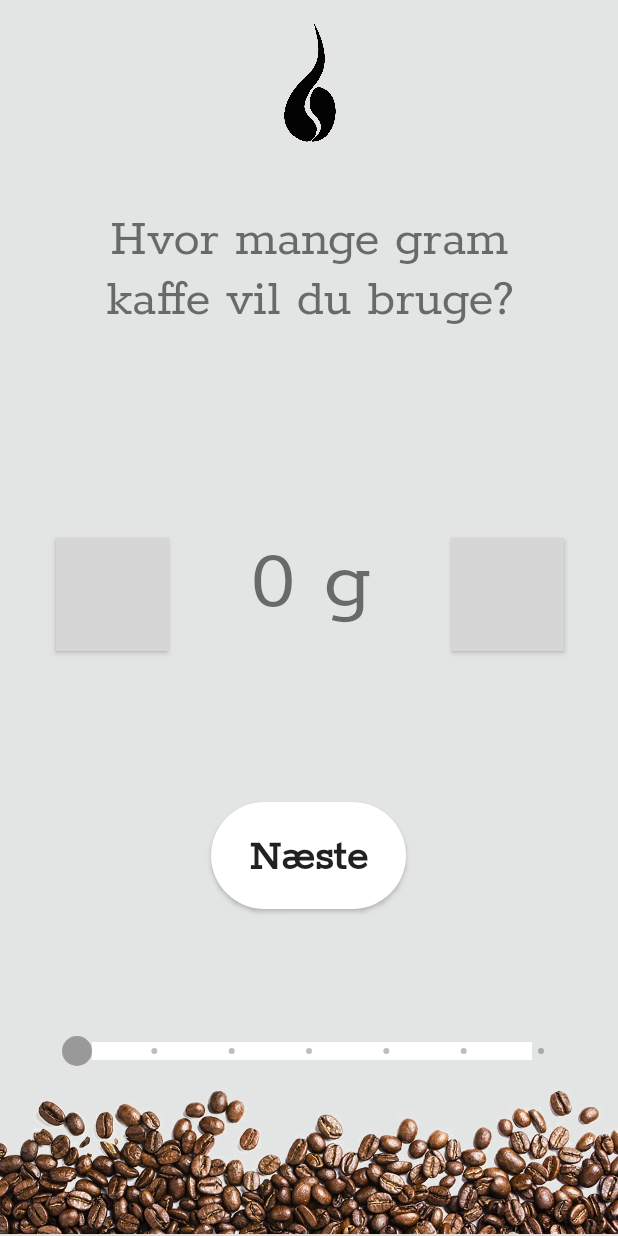
After one commit to kajgaard/BrogApp, an Android app: the EnterGramsActivity screen opened directly, with no data from a screen before it, on a phone screen of 412 x 824 dp. The commit adds this screen. Run offline under Robolectric (Android 15) with nearby library versions, the phone set to English and light mode, and no system bars; 1 statement that could not run was skipped; grey boxes are pictures that could not be loaded.

Commit message:
New brew: Enter grams of coffee activity Arrows working

```diff
--- /dev/null
+++ b/app/src/main/java/com/example/brogapp/EnterGramsActivity.java
@@ -0,0 +1,62 @@
+package com.example.brogapp;
+
+import androidx.appcompat.app.AppCompatActivity;
+
+import android.os.Bundle;
+import android.view.MotionEvent;
+import android.view.View;
+import android.widget.SeekBar;
+import android.widget.TextView;
+import android.widget.Toast;
+
+import java.util.ArrayList;
+
+public class EnterGramsActivity extends AppCompatActivity {
+
+    ArrayList<String> brewValues;
+    SeekBar seekBar;
+    int gramsInteger;
+
+    TextView gramsTextView;
+
+    public void testButtonPushed(View view) {
+        brewValues.set(0,Integer.toString(gramsInteger));
+        Toast.makeText(this, brewValues.toString(), Toast.LENGTH_SHORT).show();
+    }
+
+    public void upButtonpush(View view){
+        if(gramsInteger<60) {
+            gramsInteger++;
+            gramsTextView.setText(gramsInteger + " g");
+        }
+    }
+
+    public void downButtonpush(View view){
+        if(gramsInteger>10) {
+            gramsInteger--;
+            gramsTextView.setText(gramsInteger + " g");
+        }
+    }
+
+    @Override
+    protected void onCreate(Bundle savedInstanceState) {
+        super.onCreate(savedInstanceState);
+        setContentView(R.layout.activity_enter_grams);
+
+        seekBar = findViewById(R.id.seekBar);
+        seekBar.setEnabled(false);
+
+        brewValues = (ArrayList<String>) getIntent().getSerializableExtra("brewValues");
+
+        gramsTextView = findViewById(R.id.gramsTextView);
+        gramsInteger=Integer.parseInt(brewValues.get(0));
+        gramsTextView.setText(gramsInteger+" g");
+
+
+
+
+
+    }
+
+
+}
--- /dev/null
+++ b/app/src/main/res/drawable/rounded_button.xml
@@ -0,0 +1,7 @@
+<?xml version="1.0" encoding="utf-8"?>
+<shape xmlns:android="http://schemas.android.com/apk/res/android"
+    android:shape="rectangle">
+    <solid android:color="#ffffff"/>
+    <corners android:radius="40dp"/>
+
+</shape>
--- /dev/null
+++ b/app/src/main/res/drawable/seek_bar.xml
@@ -0,0 +1,35 @@
+<?xml version="1.0" encoding="utf-8"?>
+
+
+<layer-list xmlns:android="http://schemas.android.com/apk/res/android">
+<item android:id="@android:id/background">
+    <shape
+        android:shape="line">
+        <stroke
+            android:color="@color/seek_bar_background"
+            android:width="@dimen/seek_bar_thickness"/>
+    </shape>
+</item>
+
+<item android:id="@android:id/progress">
+    <clip>
+        <shape
+            android:shape="line">
+            <stroke
+                android:color="@color/seek_bar_progress"
+                android:width="@dimen/seek_bar_thickness"/>
+        </shape>
+    </clip>
+</item>
+
+<item android:id="@android:id/secondaryProgress">
+    <clip>
+        <shape
+            android:shape="line">
+            <stroke
+                android:color="@color/seek_bar_secondary_progress"
+                android:width="@dimen/seek_bar_thickness"/>
+        </shape>
+    </clip>
+</item>
+</layer-list>
--- /dev/null
+++ b/app/src/main/res/drawable/seek_thumb.xml
@@ -0,0 +1,9 @@
+<?xml version="1.0" encoding="utf-8"?>
+<shape xmlns:android="http://schemas.android.com/apk/res/android"
+    android:shape="oval">
+    <size
+        android:height="@dimen/seek_bar_thumb_size"
+        android:width="@dimen/seek_bar_thumb_size"
+        />
+    <solid android:color="@color/seek_bar_progress"/>
+</shape>
--- /dev/null
+++ b/app/src/main/res/layout/activity_enter_grams.xml
@@ -0,0 +1,120 @@
+<?xml version="1.0" encoding="utf-8"?>
+<androidx.constraintlayout.widget.ConstraintLayout xmlns:android="http://schemas.android.com/apk/res/android"
+    xmlns:app="http://schemas.android.com/apk/res-auto"
+    xmlns:tools="http://schemas.android.com/tools"
+    android:layout_width="match_parent"
+    android:layout_height="match_parent"
+    tools:context=".EnterGramsActivity">
+
+    <Button
+        android:id="@+id/nextButton"
+        android:layout_width="130dp"
+        android:layout_height="71dp"
+        android:background="@drawable/rounded_button"
+
+
+        android:onClick="testButtonPushed"
+        android:text="Næste"
+        android:textAppearance="@style/TextAppearance.AppCompat.Body2"
+        android:textSize="30sp"
+        android:textStyle="bold"
+        app:layout_constraintBottom_toBottomOf="parent"
+        app:layout_constraintEnd_toEndOf="parent"
+        app:layout_constraintHorizontal_bias="0.498"
+        app:layout_constraintStart_toStartOf="parent"
+        app:layout_constraintTop_toTopOf="parent"
+        app:layout_constraintVertical_bias="0.71" />
+
+    <ImageView
+        android:id="@+id/imageView"
+        android:layout_width="111dp"
+        android:layout_height="80dp"
+        android:layout_marginTop="16dp"
+        app:layout_constraintEnd_toEndOf="parent"
+        app:layout_constraintStart_toStartOf="parent"
+        app:layout_constraintTop_toTopOf="parent"
+        app:srcCompat="@drawable/big_logo"
+
+
+
+        />
+
+    <ImageView
+        android:id="@+id/imageView2"
+                android:layout_width="0dp"
+        android:layout_height="105dp"
+        android:scaleType="fitCenter"
+
+        app:layout_constraintBottom_toBottomOf="parent"
+        app:layout_constraintEnd_toEndOf="parent"
+        app:layout_constraintHorizontal_bias="0.545"
+        app:layout_constraintStart_toStartOf="parent"
+        app:srcCompat="@drawable/coffee_beans_wide"
+        />
+
+    <TextView
+        android:id="@+id/textView3"
+        android:layout_width="324dp"
+        android:layout_height="114dp"
+        android:layout_marginTop="25dp"
+        android:gravity="center"
+        android:text="Hvor mange gram kaffe vil du bruge?"
+        android:textAlignment="center"
+        android:textSize="35sp"
+        app:layout_constraintEnd_toEndOf="parent"
+        app:layout_constraintStart_toStartOf="parent"
+        app:layout_constraintTop_toBottomOf="@+id/imageView" />
+
+    <TextView
+        android:id="@+id/gramsTextView"
+        android:layout_width="147dp"
+        android:layout_height="114dp"
+        android:gravity="center"
+        android:text="10 g"
+        android:textSize="60sp"
+        app:layout_constraintBottom_toTopOf="@+id/nextButton"
+        app:layout_constraintEnd_toEndOf="parent"
+        app:layout_constraintStart_toStartOf="parent"
+        app:layout_constraintTop_toBottomOf="@+id/textView3" />
+
+    <Button
+        android:id="@+id/upButton"
+        android:layout_width="75dp"
+        android:layout_height="75dp"
+        android:background="@drawable/up"
+        android:onClick="upButtonpush"
+        app:layout_constraintBottom_toBottomOf="parent"
+        app:layout_constraintEnd_toEndOf="parent"
+        app:layout_constraintHorizontal_bias="0.368"
+        app:layout_constraintStart_toEndOf="@+id/gramsTextView"
+        app:layout_constraintTop_toTopOf="@+id/gramsTextView"
+        app:layout_constraintVertical_bias="0.073" />
+
+    <Button
+        android:id="@+id/downButton"
+        android:layout_width="75dp"
+        android:layout_height="75dp"
+        android:background="@drawable/down"
+        android:onClick="downButtonpush"
+        app:layout_constraintBottom_toBottomOf="parent"
+        app:layout_constraintEnd_toStartOf="@+id/gramsTextView"
+        app:layout_constraintHorizontal_bias="0.649"
+        app:layout_constraintStart_toStartOf="parent"
+        app:layout_constraintTop_toTopOf="@+id/gramsTextView"
+        app:layout_constraintVertical_bias="0.073" />
+
+    <SeekBar
+        android:id="@+id/seekBar"
+        style="@android:style/Widget.Material.SeekBar.Discrete"
+        android:layout_width="341dp"
+        android:layout_height="wrap_content"
+        android:layout_marginBottom="8dp"
+        android:max="6"
+        android:progress="0"
+        android:progressDrawable="@drawable/seek_bar"
+        android:thumb="@drawable/seek_thumb"
+        app:layout_constraintBottom_toTopOf="@+id/imageView2"
+        app:layout_constraintEnd_toEndOf="parent"
+        app:layout_constraintStart_toStartOf="parent" />
+
+</androidx.constraintlayout.widget.ConstraintLayout>
--- /dev/null
+++ b/app/src/main/res/layout/content_enter_grams.xml
@@ -0,0 +1,6 @@
+<?xml version="1.0" encoding="utf-8"?>
+<androidx.constraintlayout.widget.ConstraintLayout xmlns:android="http://schemas.android.com/apk/res/android"
+    xmlns:app="http://schemas.android.com/apk/res-auto"
+    android:layout_width="match_parent"
+    android:layout_height="match_parent"
+    app:layout_behavior="@string/appbar_scrolling_view_behavior"></androidx.constraintlayout.widget.ConstraintLayout>
--- /dev/null
+++ b/app/src/main/res/values/dimens.xml
@@ -0,0 +1,5 @@
+<resources>
+    <dimen name="fab_margin">16dp</dimen>
+    <dimen name="seek_bar_thickness">12dp</dimen>
+    <dimen name="seek_bar_thumb_size">20dp</dimen>
+</resources>
```
Also changed, not shown: app/src/main/java/com/example/brogapp/BrewMainActivity.java (+5 -4 lines), app/src/main/java/com/example/brogapp/FirstFragment.java (added, +34 -0 lines), app/src/main/java/com/example/brogapp/SecondFragment.java (added, +34 -0 lines), app/src/main/res/layout/fragment_first.xml (added, +28 -0 lines), app/src/main/res/layout/fragment_second.xml (added, +27 -0 lines), app/src/main/res/navigation/nav_graph.xml (added, +28 -0 lines), app/src/main/res/drawable/coffee_beans_wide.png (added).
